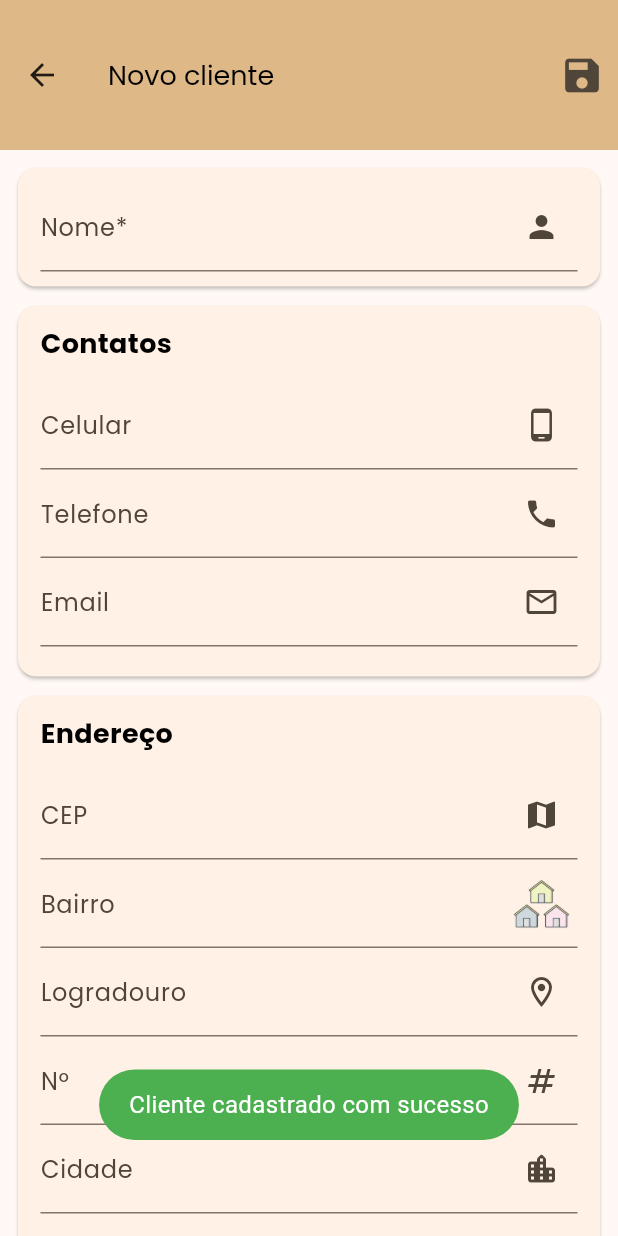
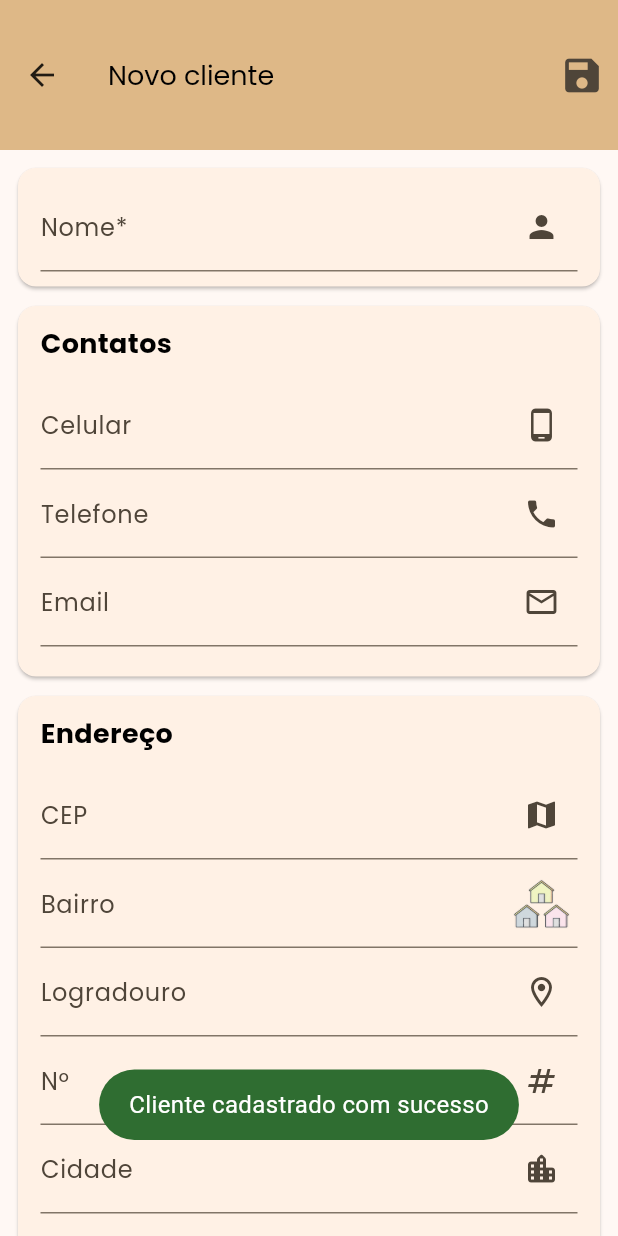
Before and after one commit to Jo-Analyst/js-budget, a Flutter app: the ClientFormPage screen opened by its route, after a tap on the "save" icon, on a phone screen of 412 x 824 dp. Run offline on Flutter 3.47's test engine with Material 3 defaults, Android fonts, the phone set to English and light mode, and no system bars; our stand-ins replace animated_text_kit, contacts_service, flutter_masked_text2, fluttertoast, font_awesome_flutter, loading_animation_widget and 3 more; missing offline and left inert: validatorless; accounts and stored records are empty.

Commit message:
implementado o salvamento

```diff
--- a/lib/src/helpers/message.dart
+++ b/lib/src/helpers/message.dart
@@ -1,40 +1,16 @@
 import 'package:flutter/material.dart';
-import 'package:fluttertoast/fluttertoast.dart';
+import 'package:js_budget/src/helpers/show_toast.dart';
 
 mixin class Messages {
   void showError(String message) {
-    Fluttertoast.showToast(
-      msg: message,
-      toastLength: Toast.LENGTH_SHORT,
-      gravity: ToastGravity.BOTTOM,
-      timeInSecForIosWeb: 3,
-      backgroundColor: Colors.red,
-      textColor: Colors.black,
-      fontSize: 16.0,
-    );
+    showToast(message, Colors.red);
   }
 
   void showInfo(String message) {
-    Fluttertoast.showToast(
-      msg: message,
-      toastLength: Toast.LENGTH_SHORT,
-      gravity: ToastGravity.BOTTOM,
-      timeInSecForIosWeb: 3,
-      backgroundColor: Colors.blue,
-      textColor: Colors.white,
-      fontSize: 16.0,
-    );
+    showToast(message, const Color.fromARGB(255, 20, 87, 143));
   }
 
   void showSuccess(String message) {
-    Fluttertoast.showToast(
-      msg: message,
-      toastLength: Toast.LENGTH_SHORT,
-      gravity: ToastGravity.BOTTOM,
-      timeInSecForIosWeb: 3,
-      backgroundColor: Colors.green,
-      textColor: Colors.white,
-      fontSize: 16.0,
-    );
+    showToast(message, const Color.fromARGB(255, 47, 109, 49));
   }
 }
--- /dev/null
+++ b/lib/src/helpers/show_toast.dart
@@ -0,0 +1,14 @@
+import 'package:flutter/material.dart';
+import 'package:fluttertoast/fluttertoast.dart';
+
+showToast(String message, Color? color) {
+  Fluttertoast.showToast(
+    msg: message,
+    toastLength: Toast.LENGTH_SHORT,
+    gravity: ToastGravity.BOTTOM,
+    timeInSecForIosWeb: 3,
+    backgroundColor: color,
+    textColor: Colors.white,
+    fontSize: 16.0,
+  );
+}
--- a/lib/src/pages/client/client_controller.dart
+++ b/lib/src/pages/client/client_controller.dart
@@ -4,8 +4,10 @@ import 'package:js_budget/src/models/client_model.dart';
 import 'package:js_budget/src/repositories/client/client_repository_impl.dart';
 
 class ClientController with Messages {
+  final ClientRepositoryImpl _clientRepository = ClientRepositoryImpl();
+
   void save(ClientModel client) async {
-    final result = await ClientRepositoryImpl().save(client);
+    final result = await _clientRepository.save(client);
 
     switch (result) {
       case Right():
--- a/lib/src/pages/client/client_form_page.dart
+++ b/lib/src/pages/client/client_form_page.dart
@@ -1,6 +1,6 @@
 import 'package:flutter/material.dart';
 import 'package:flutter/services.dart';
-import 'package:js_budget/src/config/db/database.dart';
+import 'package:js_budget/src/helpers/message.dart';
 import 'package:js_budget/src/models/client_model.dart';
 import 'package:js_budget/src/pages/client/client_controller.dart';
 import 'package:js_budget/src/pages/client/client_form_controller.dart';
@@ -22,7 +22,7 @@ class ClientFormPage extends StatefulWidget {
 }
 
 class _ClientFormPageState extends State<ClientFormPage>
-    with ClientFormController {
+    with ClientFormController, Messages {
   final formKey = GlobalKey<FormState>();
 
   @override
@@ -49,10 +49,6 @@ class _ClientFormPageState extends State<ClientFormPage>
             onPressed: () async {
               if (formKey.currentState!.validate()) {
                 ClientController().save(saveClient());
-                final db = await DataBase.openDatabase();
-                print(await db.query('clients'));
-                print(await db.query('contacts'));
-                print(await db.query('address'));
               }
             },
             icon: const Icon(
--- a/lib/src/repositories/client/client_repository_impl.dart
+++ b/lib/src/repositories/client/client_repository_impl.dart
@@ -27,7 +27,7 @@ class ClientRepositoryImpl implements ClientRepository {
       final db = await DataBase.openDatabase();
       await db.transaction((txn) async {
         if (client.id == 0) {
-          int lastId = await txn.insert('client', {'name': client.name});
+          int lastId = await txn.insert('clients', {'name': client.name});
           if (client.contact != null) {
             await txn.insert('contacts', {
               'cell_phone': client.contact!.cellPhone,
--- a/pubspec.yaml
+++ b/pubspec.yaml
@@ -51,7 +51,9 @@ dependencies:
   contacts_service: ^0.6.3
   loading_animation_widget: ^1.2.1
   signals_flutter: ^4.5.1
+  motion_toast: ^2.8.0
   fluttertoast: ^8.2.4
+  overlay_toast_message: ^1.0.2
 
 dev_dependencies:
   flutter_test:
```
Also changed, not shown: pubspec.lock.
